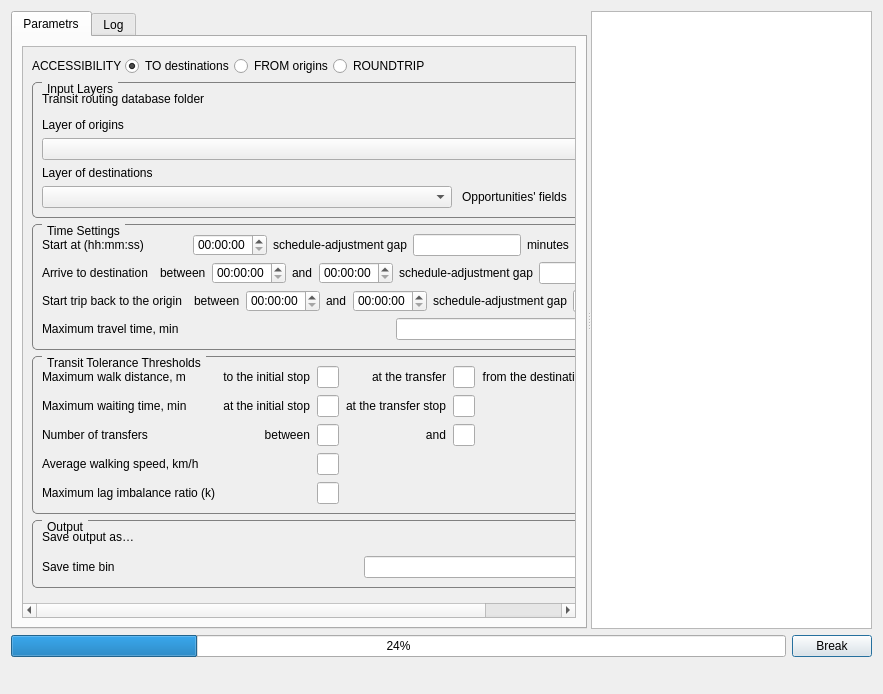
ishusterman/tau_net_calc, file UI/raptor.ui: the form before one commit.
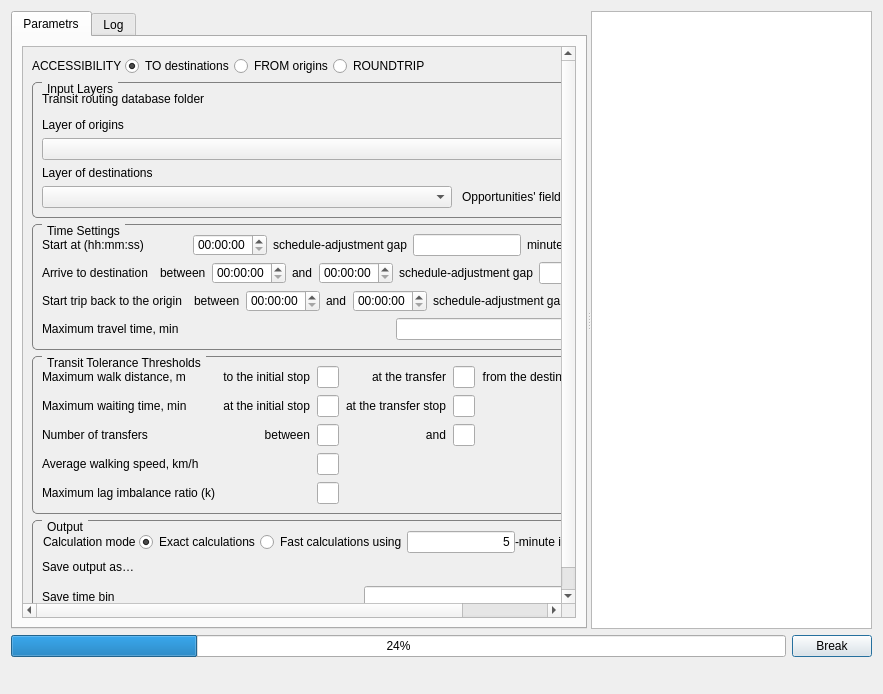
The form after the commit. Custom widgets are drawn as their Qt base class.

```diff
--- a/UI/raptor.ui
+++ b/UI/raptor.ui
@@ -54,7 +54,7 @@
              <x>0</x>
              <y>-362</y>
              <width>837</width>
-             <height>748</height>
+             <height>791</height>
             </rect>
            </property>
            <layout class="QVBoxLayout" name="verticalLayout_2">
@@ -497,6 +497,100 @@
                    <string>Output</string>
                   </property>
                   <layout class="QVBoxLayout" name="verticalLayout_output">
+                   <item>
+                    <layout class="QVBoxLayout" name="verticalLayout_4">
+                     <item>
+                      <widget class="QGroupBox" name="gb_type_schedule">
+                       <property name="styleSheet">
+                        <string notr="true">QGroupBox { border: none; padding: 0px; margin: 0px; }    </string>
+                       </property>
+                       <property name="title">
+                        <string/>
+                       </property>
+                       <layout class="QHBoxLayout" name="layout_type_schedule">
+                        <property name="spacing">
+                         <number>0</number>
+                        </property>
+                        <property name="leftMargin">
+                         <number>0</number>
+                        </property>
+                        <property name="topMargin">
+                         <number>0</number>
+                        </property>
+                        <property name="rightMargin">
+                         <number>0</number>
+                        </property>
+                        <property name="bottomMargin">
+                         <number>0</number>
+                        </property>
+                        <item>
+                         <widget class="QLabel" name="lbl_calculation_mode">
+                          <property name="text">
+                           <string>Calculation mode </string>
+                          </property>
+                         </widget>
+                        </item>
+                        <item>
+                         <widget class="QRadioButton" name="rb_detailed">
+                          <property name="text">
+                           <string>Exact calculations</string>
+                          </property>
+                          <property name="checked">
+                           <bool>true</bool>
+                          </property>
+                         </widget>
+                        </item>
+                        <item>
+                         <widget class="QRadioButton" name="rb_fast">
+                          <property name="sizePolicy">
+                           <sizepolicy hsizetype="Minimum" vsizetype="Fixed">
+                            <horstretch>0</horstretch>
+                            <verstretch>0</verstretch>
+                           </sizepolicy>
+                          </property>
+                          <property name="text">
+                           <string>Fast calculations using</string>
+                          </property>
+                         </widget>
+                        </item>
+                        <item>
+                         <widget class="QLineEdit" name="txt_rb_fast">
+                          <property name="sizePolicy">
+                           <sizepolicy hsizetype="Fixed" vsizetype="Fixed">
+                            <horstretch>0</horstretch>
+                            <verstretch>0</verstretch>
+                           </sizepolicy>
+                          </property>
+                          <property name="text">
+                           <string>5</string>
+                          </property>
+                          <property name="alignment">
+                           <set>Qt::AlignRight|Qt::AlignTrailing|Qt::AlignVCenter</set>
+                          </property>
+                         </widget>
+                        </item>
+                        <item>
+                         <widget class="QLabel" name="lbl_rb_fast">
+                          <property name="text">
+                           <string>-minute intervals</string>
+                          </property>
+                         </widget>
+                        </item>
+                        <item>
+                         <widget class="QWidget" name="widget_2" native="true">
+                          <property name="sizePolicy">
+                           <sizepolicy hsizetype="Expanding" vsizetype="Preferred">
+                            <horstretch>0</horstretch>
+                            <verstretch>0</verstretch>
+                           </sizepolicy>
+                          </property>
+                         </widget>
+                        </item>
+                       </layout>
+                      </widget>
+                     </item>
+                    </layout>
+                   </item>
                    <item>
                     <widget class="QLabel" name="label_13">
                      <property name="text">
```
